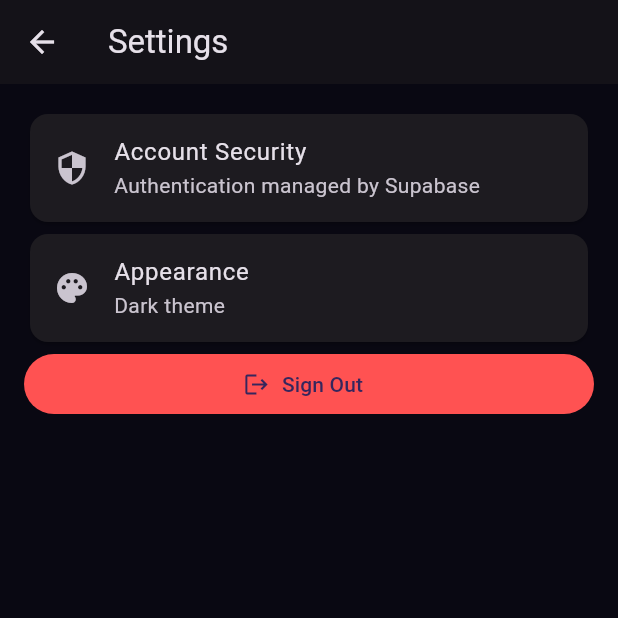
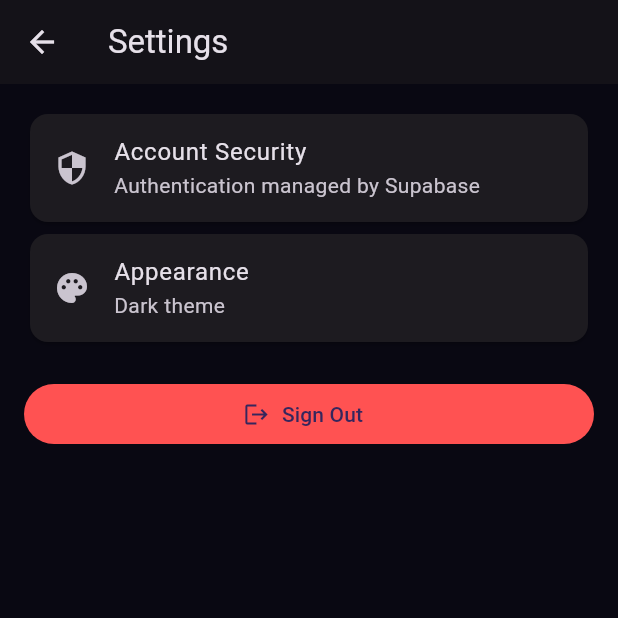
Before and after one commit to githu577/MEME-FIRE, a Flutter app: the SettingsScreen screen opened directly, on a phone screen of 412 x 824 dp, the top half of it. Run offline on Flutter 3.47's test engine with Material 3 defaults, Android fonts, the phone set to English and light mode, and no system bars; our stand-ins replace supabase_flutter; accounts and stored records are empty.

Commit message:
Update settings_screen.dart

```diff
--- a/lib/screens/settings_screen.dart
+++ b/lib/screens/settings_screen.dart
@@ -1,3 +1,71 @@
 import 'package:flutter/material.dart';
+
 import '../services/supabase_service.dart';
-class SettingsScreen extends StatelessWidget{const SettingsScreen({super.key});@override Widget build(BuildContext context)=>Scaffold(appBar:AppBar(title:const Text('Settings')),body:ListView(padding:const EdgeInsets.all(16),children:[const Card(child:ListTile(leading:Icon(Icons.security),title:Text('Account Security'),subtitle:Text('Authentication managed by Supabase'))),const Card(child:ListTile(leading:Icon(Icons.palette),title:Text('Appearance'),subtitle:Text('Dark theme'))),FilledButton.icon(onPressed:()async{await SupabaseService.logout();if(context.mounted)Navigator.pop(context);},icon:const Icon(Icons.logout),label:const Text('Sign Out'),style:FilledButton.styleFrom(backgroundColor:Colors.redAccent))]));}
+
+class SettingsScreen extends StatelessWidget {
+  const SettingsScreen({super.key});
+
+  @override
+  Widget build(BuildContext context) {
+    return Scaffold(
+      appBar: AppBar(
+        title: const Text('Settings'),
+      ),
+      body: ListView(
+        padding: const EdgeInsets.all(16),
+        children: [
+          const Card(
+            child: ListTile(
+              leading: Icon(Icons.security),
+              title: Text('Account Security'),
+              subtitle: Text(
+                'Authentication managed by Supabase',
+              ),
+            ),
+          ),
+
+          const Card(
+            child: ListTile(
+              leading: Icon(Icons.palette),
+              title: Text('Appearance'),
+              subtitle: Text('Dark theme'),
+            ),
+          ),
+
+          const SizedBox(height: 20),
+
+          FilledButton.icon(
+            onPressed: () async {
+              try {
+                await SupabaseService.logout();
+
+                if (context.mounted) {
+                  Navigator.popUntil(
+                    context,
+                    (route) => route.isFirst,
+                  );
+                }
+              } catch (e) {
+                if (context.mounted) {
+                  ScaffoldMessenger.of(context)
+                      .showSnackBar(
+                    SnackBar(
+                      content: Text(
+                        'Sign out failed: $e',
+                      ),
+                    ),
+                  );
+                }
+              }
+            },
+            icon: const Icon(Icons.logout),
+            label: const Text('Sign Out'),
+            style: FilledButton.styleFrom(
+              backgroundColor: Colors.redAccent,
+            ),
+          ),
+        ],
+      ),
+    );
+  }
+}
```
